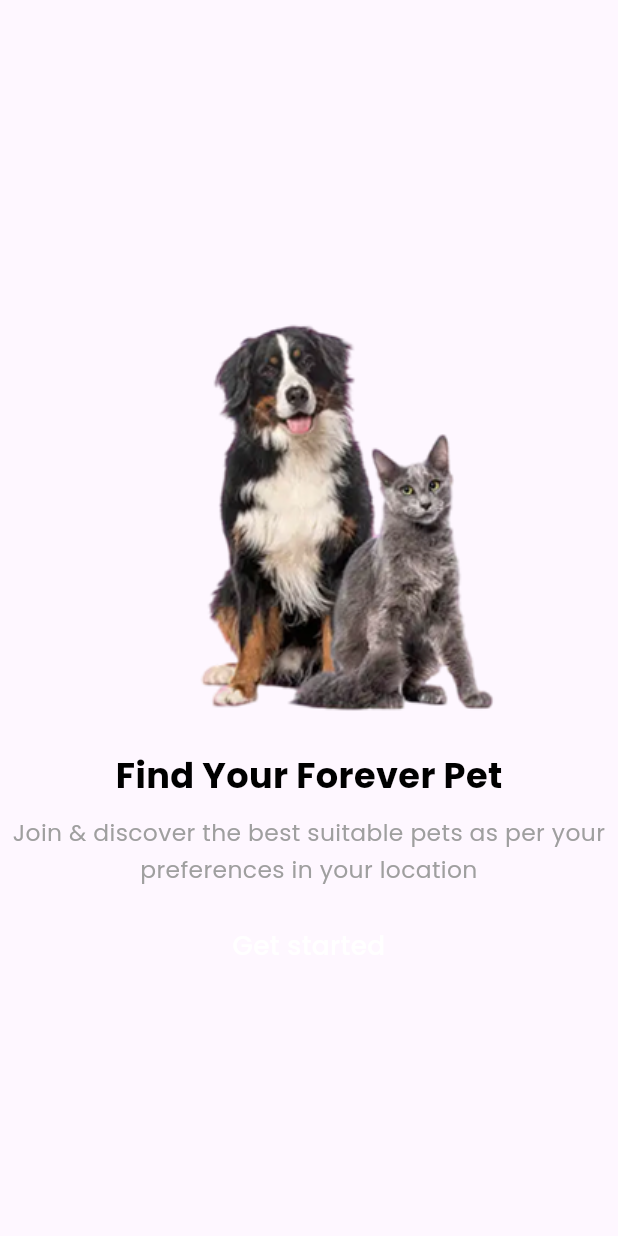
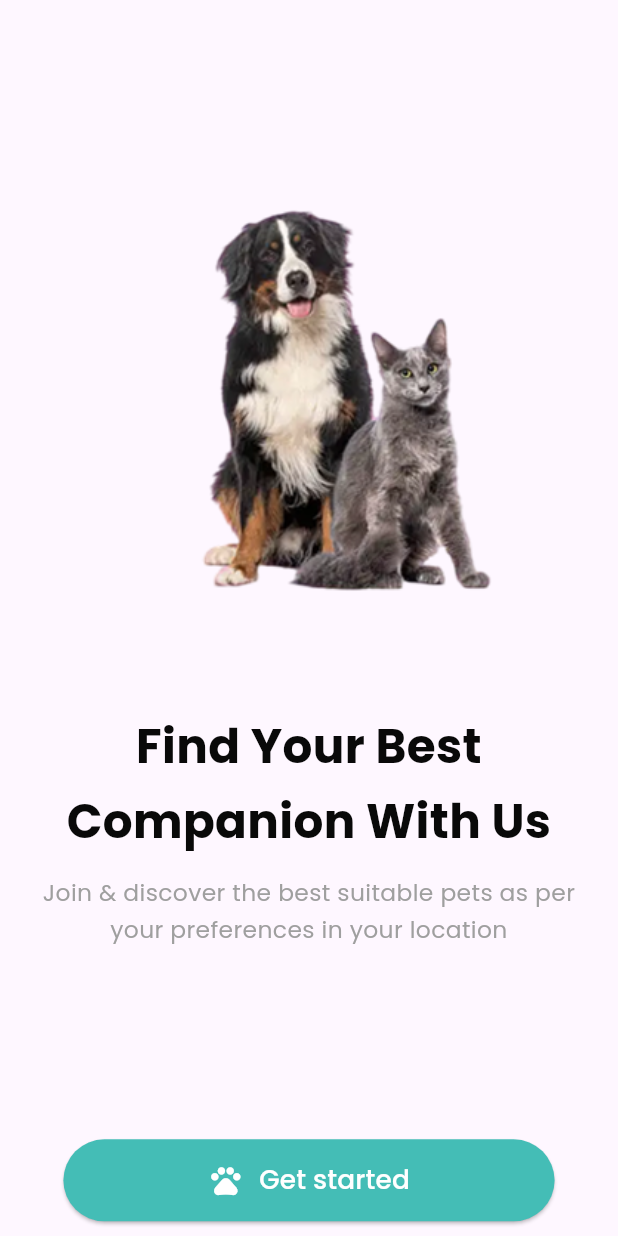
Before and after one commit to aliabdelmoaty/animals, a Flutter app: the screen it shows after launch, on a phone screen of 412 x 824 dp. Run offline on Flutter 3.47's test engine with Material 3 defaults, Android fonts, the phone set to English and light mode, and no system bars; our stand-ins replace flutter_screenutil, google_fonts.

Commit message:
Refactor onboarding screen layout and add custom button widget; introduce color theme definitions.

```diff
--- /dev/null
+++ b/lib/core/theme/colors_app.dart
@@ -0,0 +1,7 @@
+import 'package:flutter/material.dart';
+
+abstract class ColorsApp {
+  static const richBlack = Color(0xFF090909);
+  static const spanishGray = Color(0xFF9F9F9F);
+  static const verdigris = Color(0xFF44BDB6);
+}
--- /dev/null
+++ b/lib/core/widgets/button_app.dart
@@ -0,0 +1,49 @@
+import 'package:flutter/material.dart';
+import 'package:flutter_screenutil/flutter_screenutil.dart';
+
+import '../theme/colors_app.dart';
+import '../theme/text_styles.dart';
+
+class ButtonApp extends StatelessWidget {
+  const ButtonApp({
+    super.key,
+    required this.onPressed,
+    required this.text,
+    this.icon,
+  });
+  final VoidCallback onPressed;
+  final String text;
+  final IconData? icon;
+
+  @override
+  Widget build(BuildContext context) {
+    return Padding(
+      padding: EdgeInsets.symmetric(horizontal: 20.w),
+      child: ElevatedButton(
+        style: ElevatedButton.styleFrom(
+          backgroundColor: ColorsApp.verdigris,
+          minimumSize: Size(double.infinity, 56.h),
+          shape: RoundedRectangleBorder(
+            borderRadius: BorderRadius.circular(30.r),
+          ),
+        ),
+
+        onPressed: onPressed,
+        child: Row(
+          mainAxisAlignment: MainAxisAlignment.center,
+          children: [
+            if (icon != null) ...[
+              Icon(icon!, size: 24.r, color: Colors.white),
+              SizedBox(width: 10.w),
+            ],
+            Text(
+              text,
+              style: AppTextStyles.s18w500.c(Colors.white),
+              textAlign: TextAlign.center,
+            ),
+          ],
+        ),
+      ),
+    );
+  }
+}
--- a/lib/features/onboarding/ui/onboading_screen.dart
+++ b/lib/features/onboarding/ui/onboading_screen.dart
@@ -1,5 +1,8 @@
+import 'package:animals/core/widgets/button_app.dart';
 import 'package:flutter/material.dart';
+import 'package:flutter_screenutil/flutter_screenutil.dart';
 
+import '../../../core/theme/colors_app.dart';
 import '../../../core/utils/assets_path.dart';
 import '../../../core/theme/text_styles.dart';
 
@@ -10,30 +13,35 @@ class OnboardingScreen extends StatelessWidget {
   Widget build(BuildContext context) {
     return Scaffold(
       body: SafeArea(
+        child: Padding(
+          padding: EdgeInsets.symmetric(horizontal: 20.w),
           child: Column(
-          mainAxisAlignment: MainAxisAlignment.center,
+            mainAxisAlignment: MainAxisAlignment.start,
             children: [
+              Spacer(),
               Image.asset(AssetPaths.images.dogandcat),
-            const SizedBox(height: 16),
+              SizedBox(height: 70.h),
               Text(
-              'Find Your Forever Pet',
-              style: AppTextStyles.s24w700.copyWith(color: Colors.black),
+                'Find Your Best Companion With Us',
+                style: AppTextStyles.s32w700.c(ColorsApp.richBlack),
+                textAlign: TextAlign.center,
               ),
-            const SizedBox(height: 8),
+              SizedBox(height: 10.h),
               Text(
                 'Join & discover the best suitable pets as per your preferences in your location',
                 textAlign: TextAlign.center,
-              style: AppTextStyles.s16w400.copyWith(
-                color: const Color(0xFF9F9F9F),
+                style: AppTextStyles.s16w400.c(ColorsApp.spanishGray),
               ),
+              SizedBox(height: 24.h),
+              Spacer(),
+              ButtonApp(
+                onPressed: () {},
+                text: 'Get started',
+                icon: Icons.pets_outlined,
               ),
-            const SizedBox(height: 24),
-            Text(
-              'Get started',
-              textAlign: TextAlign.center,
-              style: AppTextStyles.s18w500.copyWith(color: Colors.white),
+              SizedBox(height: 10.h),
+            ],
           ),
-          ],
         ),
       ),
     );
--- a/lib/main.dart
+++ b/lib/main.dart
@@ -26,5 +26,3 @@ class MyApp extends StatelessWidget {
     );
   }
 }
-
-// Removed sample counter screen; using OnboardingScreen as home
```
Also changed, not shown: lib/core/router/app_router.dart (added). Lines whose indentation alone changed are shown as unchanged.
